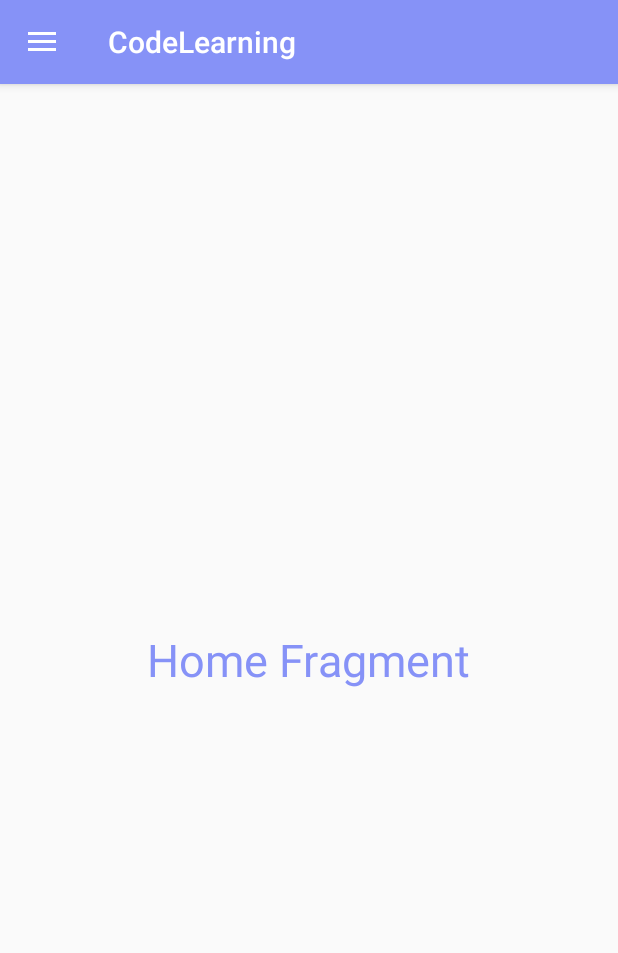
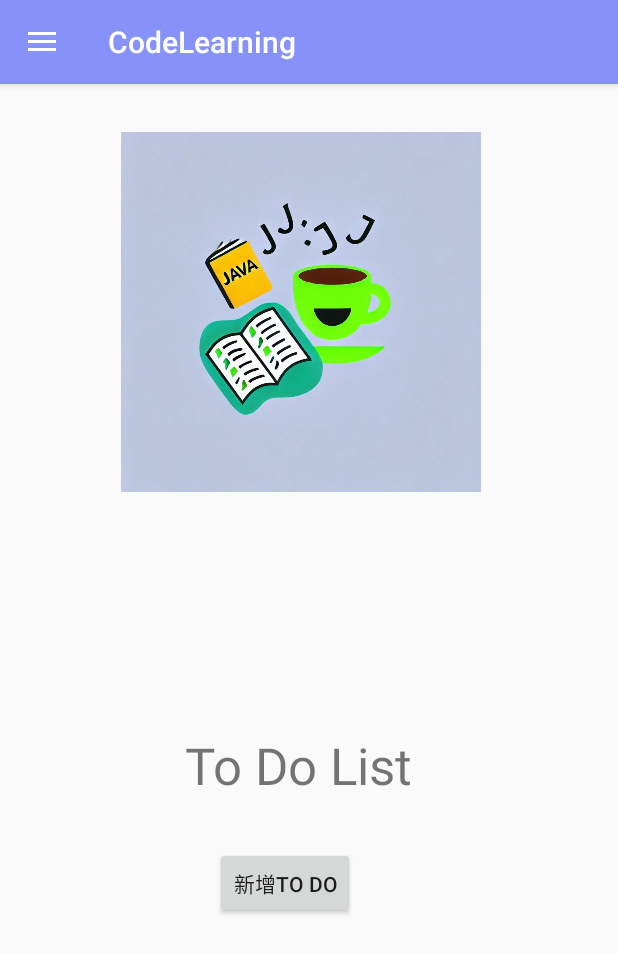
Before and after one commit to Daichus/AppProject, an Android app: the screen it shows after launch (MainActivity), on a phone screen of 412 x 824 dp. Shown: the top 953 px of the screen. Run offline under Robolectric (Android 15) with nearby library versions, the phone set to English and light mode, and no system bars.

Commit message:
刻畫面
新增layout
1. logo
2. to do list
3. to do 按鈕
4. list view

```diff
--- a/CodeLearning/app/src/main/res/layout/activity_main.xml
+++ b/CodeLearning/app/src/main/res/layout/activity_main.xml
@@ -12,22 +12,22 @@
 
     <LinearLayout
         android:layout_width="match_parent"
-        android:layout_height="match_parent"
+        android:layout_height="wrap_content"
         android:orientation="vertical">
 
         <androidx.appcompat.widget.Toolbar
+            android:id="@+id/toolbar"
             android:layout_width="match_parent"
             android:layout_height="56dp"
-            android:id="@+id/toolbar"
+            android:background="@color/lavender"
             android:elevation="4dp"
-            android:background="@color/lavender"
-            android:theme="@style/ThemeOverlay.AppCompat.Dark.ActionBar"
-            android:popupTheme="@style/ThemeOverlay.AppCompat.Light"/>
+            android:popupTheme="@style/ThemeOverlay.AppCompat.Light"
+            android:theme="@style/ThemeOverlay.AppCompat.Dark.ActionBar" />
 
         <FrameLayout
+            android:id="@+id/fragment_container"
             android:layout_width="match_parent"
-            android:layout_height="match_parent"
-            android:id="@+id/fragment_container"/>
+            android:layout_height="match_parent" />
 
     </LinearLayout>
 
--- a/CodeLearning/app/src/main/res/layout/fragment_home.xml
+++ b/CodeLearning/app/src/main/res/layout/fragment_home.xml
@@ -1,18 +1,52 @@
 <?xml version="1.0" encoding="utf-8"?>
 <RelativeLayout xmlns:android="http://schemas.android.com/apk/res/android"
+    xmlns:app="http://schemas.android.com/apk/res-auto"
     xmlns:tools="http://schemas.android.com/tools"
     android:id="@+id/nav_home"
     android:layout_width="match_parent"
     android:layout_height="match_parent"
     tools:context=".HomeFragment">
 
-    <!-- TODO: Update blank fragment layout -->
+    <ImageView
+        android:id="@+id/imageView"
+        android:layout_width="256dp"
+        android:layout_height="202dp"
+        android:layout_alignParentTop="true"
+        android:layout_alignParentEnd="true"
+        android:layout_alignParentBottom="true"
+        android:layout_marginTop="32dp"
+        android:layout_marginEnd="83dp"
+        android:layout_marginBottom="496dp"
+        android:foregroundGravity="top|center"
+        android:src="@drawable/logo" />
+
     <TextView
+        android:id="@+id/textView"
         android:layout_width="wrap_content"
         android:layout_height="wrap_content"
-        android:layout_centerInParent="true"
-        android:text="Home Fragment"
-        android:textColor="@color/lavender"
-        android:textSize="30sp" />
+        android:layout_alignParentEnd="true"
+        android:layout_alignParentBottom="true"
+        android:layout_marginEnd="137dp"
+        android:layout_marginBottom="291dp"
+        android:gravity="center|fill_horizontal"
+        android:text="To Do List"
+        android:textSize="34sp" />
 
+    <Button
+        android:id="@+id/button"
+        android:layout_width="wrap_content"
+        android:layout_height="wrap_content"
+        android:layout_alignParentStart="true"
+        android:layout_alignParentBottom="true"
+        android:layout_marginStart="143dp"
+        android:layout_marginBottom="211dp"
+        android:text="新增To Do" />
+
+    <ListView
+        android:layout_width="294dp"
+        android:layout_height="68dp"
+        android:layout_alignParentEnd="true"
+        android:layout_alignParentBottom="true"
+        android:layout_marginEnd="65dp"
+        android:layout_marginBottom="109dp" />
 </RelativeLayout>
```
Also changed, not shown: CodeLearning/app/src/main/res/drawable/logo.jpg (added).
